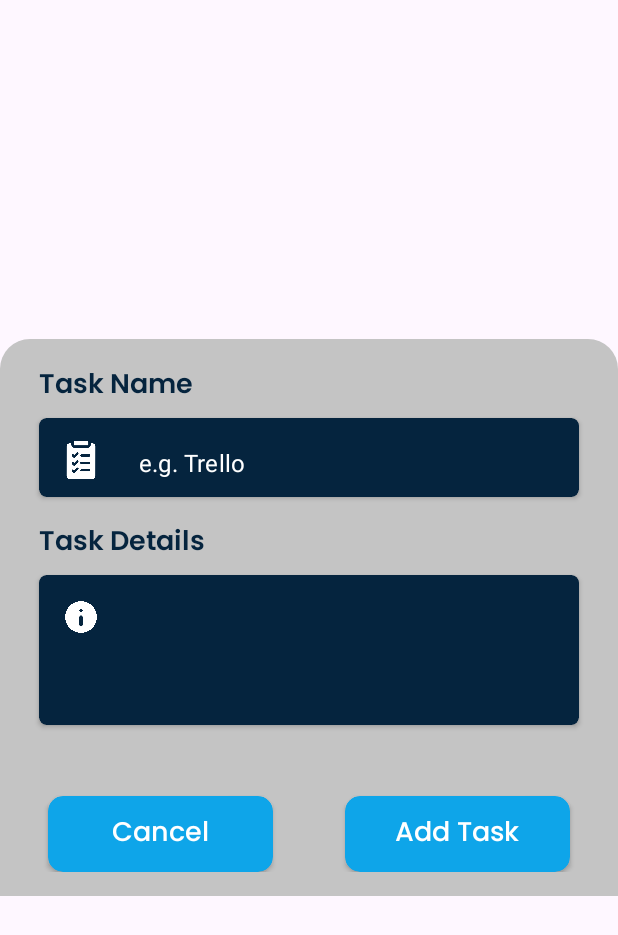
After one commit to mr-j-shah/Android_xml, an Android app: the layout add_task_bottom_sheet.xml on its own in the app's theme, with its tools: preview values and no code run, on a phone screen of 412 x 824 dp. The commit adds this screen. Shown: the top 935 px of the screen. Run offline under Robolectric (Android 15) with nearby library versions, the phone set to English and light mode, and no system bars.

Commit message:
Detail Project View

```diff
--- a/Trello/app/src/main/AndroidManifest.xml
+++ b/Trello/app/src/main/AndroidManifest.xml
@@ -14,6 +14,9 @@
         android:supportsRtl="true"
         android:theme="@style/AppTheme"
         tools:targetApi="31">
+        <activity
+            android:name=".Screens_Activity.setting.projects.Detail_Project_View"
+            android:exported="false" />
         <activity
             android:name=".Screens_Activity.setting.projects.ProjectList"
             android:exported="false" />
--- a/Trello/app/src/main/java/com/crestinfosystems_jinay/trello/network/BoardNetworkFunction.kt
+++ b/Trello/app/src/main/java/com/crestinfosystems_jinay/trello/network/BoardNetworkFunction.kt
@@ -2,6 +2,7 @@ package com.crestinfosystems_jinay.trello.network
 
 import com.crestinfosystems_jinay.trello.data.Board
 import com.crestinfosystems_jinay.trello.data.UserData
+import com.google.firebase.database.FirebaseDatabase
 import com.google.firebase.firestore.CollectionReference
 import com.google.firebase.firestore.FirebaseFirestore
 import com.google.firebase.firestore.SetOptions
@@ -9,12 +10,14 @@ import kotlinx.coroutines.suspendCancellableCoroutine
 import kotlin.coroutines.resume
 
 val database = FirebaseFirestore.getInstance();
+val realTimeDatabase = FirebaseDatabase.getInstance()
 fun createNewBoard(board: Board, onTap: () -> Unit) {
     if (board.name != null) {
         database.collection("Boards").document(board.name.toString())
             .set(board, SetOptions.merge()).addOnSuccessListener {
                 onTap()
             }
+        realTimeDatabase.reference.child("Projects").child(board.name).setValue(board)
     }
 }
 
--- a/Trello/app/src/main/res/drawable/bottom_sheet_background.xml
+++ b/Trello/app/src/main/res/drawable/bottom_sheet_background.xml
@@ -1,5 +1,5 @@
 <shape xmlns:android="http://schemas.android.com/apk/res/android">
-    <solid android:color="@android:color/white" />
+    <solid android:color="#c4c4c4" />
     <corners
         android:topLeftRadius="20dp"
         android:topRightRadius="20dp" />
--- /dev/null
+++ b/Trello/app/src/main/res/layout/add_task_bottom_sheet.xml
@@ -0,0 +1,201 @@
+<LinearLayout xmlns:android="http://schemas.android.com/apk/res/android"
+    xmlns:app="http://schemas.android.com/apk/res-auto"
+    android:id="@+id/bottom_bar_content"
+    android:layout_width="match_parent"
+    android:layout_height="wrap_content"
+    android:layout_gravity="center"
+    android:background="@drawable/bottom_sheet_background"
+    android:orientation="vertical"
+    android:padding="16dp">
+
+    <TextView
+        android:layout_width="wrap_content"
+        android:layout_height="wrap_content"
+        android:layout_marginHorizontal="10dp"
+        android:fontFamily="@font/poppins_semibold"
+        android:text="Task Name"
+        android:textColor="#05243E"
+        android:textSize="18sp" />
+
+    <androidx.cardview.widget.CardView
+        android:layout_width="match_parent"
+        android:layout_height="wrap_content"
+        android:layout_marginHorizontal="10dp"
+        android:layout_marginTop="5dp"
+        android:layout_marginBottom="15dp"
+
+        android:elevation="5dp"
+        app:cardBackgroundColor="#05243E"
+        app:cardCornerRadius="5dp">
+
+        <LinearLayout
+            android:layout_width="match_parent"
+            android:layout_height="wrap_content"
+            android:layout_gravity="center_vertical"
+            android:layout_margin="5dp"
+            android:gravity="center_vertical"
+            android:orientation="horizontal">
+
+            <ImageView
+                android:layout_width="25dp"
+                android:layout_height="25dp"
+                android:layout_marginHorizontal="10dp"
+                android:layout_marginTop="2dp"
+                android:src="@drawable/ic_task_name"
+                app:tint="@color/white" />
+
+            <com.google.android.material.textfield.TextInputLayout
+                android:id="@+id/textInputLayout_organization"
+                style="@style/CustomTextInputLayout"
+                android:layout_width="match_parent"
+                android:layout_height="42dp"
+
+                app:hintTextColor="@color/white"
+                app:placeholderText="e.g. Trello"
+                app:placeholderTextColor="@color/white">
+
+                <com.google.android.material.textfield.TextInputEditText
+                    android:id="@+id/textInputLayout_boardname_edit"
+                    android:layout_width="match_parent"
+                    android:layout_height="wrap_content"
+                    android:backgroundTint="@android:color/white"
+                    android:foregroundGravity="top"
+                    android:gravity="top"
+                    android:inputType="text"
+                    android:padding="8dp"
+
+                    android:textColor="@color/white"
+                    app:placeholderText="Organization" />
+            </com.google.android.material.textfield.TextInputLayout>
+        </LinearLayout>
+    </androidx.cardview.widget.CardView>
+
+    <TextView
+        android:layout_width="wrap_content"
+        android:layout_height="wrap_content"
+        android:layout_marginHorizontal="10dp"
+        android:fontFamily="@font/poppins_semibold"
+        android:text="Task Details"
+        android:textColor="#05243E"
+        android:textSize="18sp" />
+
+    <androidx.cardview.widget.CardView
+        android:layout_width="match_parent"
+        android:layout_height="100dp"
+        android:layout_marginHorizontal="10dp"
+        android:layout_marginTop="5dp"
+        android:layout_marginBottom="15dp"
+
+        android:elevation="5dp"
+        app:cardBackgroundColor="#05243E"
+        app:cardCornerRadius="5dp">
+
+        <LinearLayout
+            android:layout_width="match_parent"
+            android:layout_height="wrap_content"
+            android:layout_gravity="top"
+            android:layout_margin="5dp"
+
+            android:orientation="horizontal">
+
+            <ImageView
+                android:layout_width="25dp"
+                android:layout_height="25dp"
+                android:layout_marginHorizontal="10dp"
+                android:layout_marginTop="10dp"
+                android:src="@drawable/ic_task_details"
+                app:tint="@color/white" />
+
+            <com.google.android.material.textfield.TextInputLayout
+
+                style="@style/CustomTextInputLayout"
+                android:layout_width="match_parent"
+                android:layout_height="wrap_content"
+
+                app:hintTextColor="@color/white"
+                app:placeholderText="e.g. My First Project"
+                app:placeholderTextColor="@color/white">
+
+                <com.google.android.material.textfield.TextInputEditText
+                    android:id="@+id/textInputLayout_boarddesc_edit"
+                    android:layout_width="match_parent"
+                    android:layout_height="wrap_content"
+                    android:backgroundTint="@android:color/white"
+                    android:foregroundGravity="top"
+                    android:gravity="top"
+                    android:inputType="textMultiLine"
+
+                    android:padding="8dp"
+
+                    android:textColor="@color/white"
+                    app:placeholderText="Organization" />
+            </com.google.android.material.textfield.TextInputLayout>
+        </LinearLayout>
+    </androidx.cardview.widget.CardView>
+
+
+    <com.google.android.material.chip.ChipGroup
+        android:id="@+id/chipGroup"
+        android:layout_width="match_parent"
+        android:layout_height="wrap_content"
+        android:layout_gravity="center_horizontal"
+        android:layout_margin="8dp"
+        android:orientation="horizontal">
+
+
+    </com.google.android.material.chip.ChipGroup>
+
+    <RelativeLayout xmlns:android="http://schemas.android.com/apk/res/android"
+        android:layout_width="match_parent"
+        android:layout_height="wrap_content"
+        android:orientation="horizontal">
+
+        <androidx.cardview.widget.CardView
+
+            android:layout_width="150dp"
+            android:layout_height="wrap_content"
+            android:layout_alignParentStart="true"
+
+            android:layout_marginHorizontal="30dp"
+            android:layout_marginStart="16dp"
+            android:layout_marginTop="16dp"
+            android:backgroundTint="#0EA5E9"
+
+            app:cardCornerRadius="10dp">
+
+            <TextView
+                android:layout_width="wrap_content"
+                android:layout_height="wrap_content"
+                android:layout_gravity="center"
+                android:layout_margin="10dp"
+                android:fontFamily="@font/poppins_medium"
+                android:text="Cancel"
+                android:textColor="@color/white"
+                android:textSize="18dp" />
+        </androidx.cardview.widget.CardView>
+
+        <androidx.cardview.widget.CardView
+
+            android:id="@+id/update_btn"
+            android:layout_width="150dp"
+            android:layout_height="wrap_content"
+
+            android:layout_alignParentEnd="true"
+            android:layout_marginTop="16dp"
+            android:layout_marginEnd="16dp"
+            android:backgroundTint="#0EA5E9"
+            android:clickable="true"
+            app:cardCornerRadius="10dp">
+
+            <TextView
+                android:layout_width="wrap_content"
+                android:layout_height="wrap_content"
+                android:layout_gravity="center"
+                android:layout_margin="10dp"
+                android:fontFamily="@font/poppins_medium"
+                android:text="Add Task"
+                android:textColor="@color/white"
+                android:textSize="18dp" />
+        </androidx.cardview.widget.CardView>
+    </RelativeLayout>
+</LinearLayout>
--- a/Trello/app/src/main/res/layout/board_card_tile.xml
+++ b/Trello/app/src/main/res/layout/board_card_tile.xml
@@ -1,9 +1,11 @@
 <?xml version="1.0" encoding="utf-8"?>
 <androidx.cardview.widget.CardView xmlns:android="http://schemas.android.com/apk/res/android"
     xmlns:app="http://schemas.android.com/apk/res-auto"
+    android:id="@+id/project_card"
     android:layout_width="match_parent"
     android:layout_height="wrap_content"
     android:layout_marginBottom="10dp"
+    android:clickable="true"
     android:elevation="5dp"
     app:cardCornerRadius="5dp">
 
--- a/Trello/app/src/main/res/values/style.xml
+++ b/Trello/app/src/main/res/values/style.xml
@@ -30,7 +30,9 @@
 
         <!-- Customize other FAB attributes as needed -->
     </style>
-
+    <style name="ToolBarTheme" parent="@style/ThemeOverlay.MaterialComponents.ActionBar">
+        <item name="colorControlNormal">@color/white</item>
+    </style>
     <style name="AppTheme.AutoCompleteTextViewStyle" parent="Widget.AppCompat.AutoCompleteTextView">
         <!-- Customize the text color -->
         <item name="android:textColor">@color/white</item>
```
Also changed, not shown: Trello/app/src/main/java/com/crestinfosystems_jinay/trello/Screens_Activity/setting/projects/Detail_Project_View.kt (added, +104 -0 lines), Trello/app/src/main/java/com/crestinfosystems_jinay/trello/Screens_Activity/setting/projects/ProjectList.kt (+7 -1 lines), Trello/app/src/main/java/com/crestinfosystems_jinay/trello/Screens_Activity/subScreens/Screen_2.kt (+8 -1 lines), Trello/app/src/main/java/com/crestinfosystems_jinay/trello/adapter/BoardRecycleViewAd.kt (+17 -2 lines), Trello/app/src/main/java/com/crestinfosystems_jinay/trello/data/Board.kt (+14 -18 lines), Trello/app/src/main/java/com/crestinfosystems_jinay/trello/data/Task.kt (added, +31 -0 lines), Trello/app/src/main/res/layout/activity_detail_project_view.xml (added, +49 -0 lines), Trello/app/src/main/res/drawable/ic_task_details.png (added), Trello/app/src/main/res/drawable/ic_task_name.png (added).
